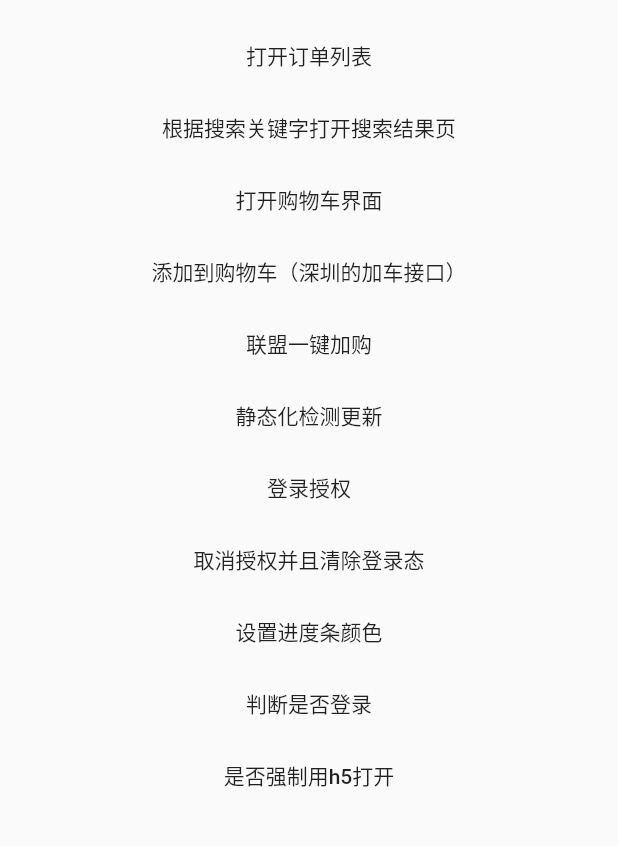
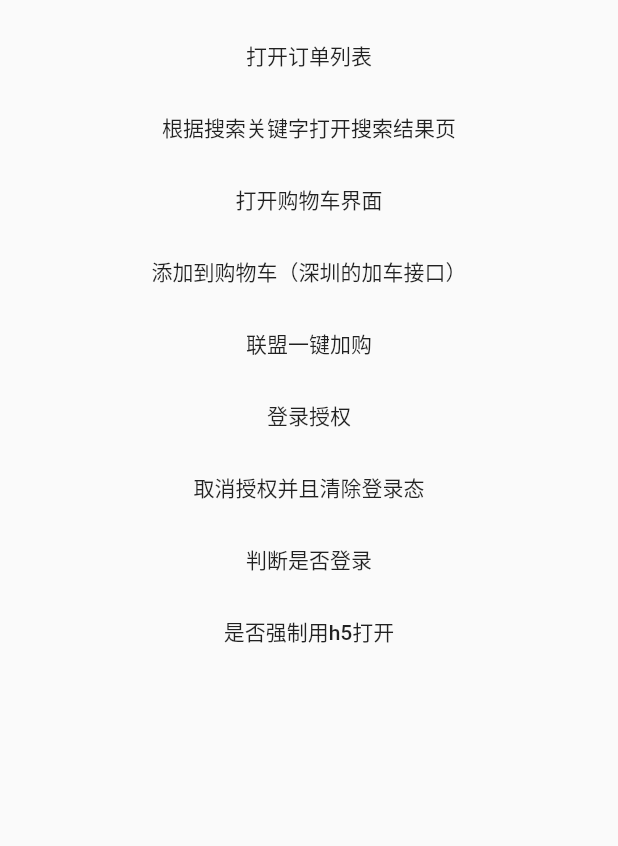
Before and after one commit to FlutterTaoBaoKe/flutter_kepler, a Flutter app: the screen it shows after launch, on a phone screen of 412 x 824 dp, the part 352-1198 px from its top. Run offline on Flutter 3.47's test engine with Material 2 defaults, Android fonts, the phone set to English and light mode, and no system bars.

Commit message:
修改example

```diff
--- a/example/lib/main.dart
+++ b/example/lib/main.dart
@@ -137,12 +137,12 @@ class _MyAppState extends State<MyApp> {
             print(result.errorCode);
           },
         ),
-        FlatButton(
-          child: Text("静态化检测更新"),
-          onPressed: () {
-            FlutterKepler.keplerCheckUpdate();
-          },
-        ),
+        // FlatButton(
+        //   child: Text("静态化检测更新"),
+        //   onPressed: () {
+        //     FlutterKepler.keplerCheckUpdate();
+        //   },
+        // ),
         FlatButton(
           child: Text("登录授权"),
           onPressed: () async {
@@ -156,12 +156,12 @@ class _MyAppState extends State<MyApp> {
             FlutterKepler.keplerCancelAuth();
           },
         ),
-        FlatButton(
-          child: Text("设置进度条颜色"),
-          onPressed: () {
-            FlutterKepler.setKeplerProgressBarColor(color: "##e23b41");
-          },
-        ),
+        // FlatButton(
+        //   child: Text("设置进度条颜色"),
+        //   onPressed: () {
+        //     FlutterKepler.setKeplerProgressBarColor(color: "##e23b41");
+        //   },
+        // ),
         FlatButton(
           child: Text("判断是否登录"),
           onPressed: () async {
--- a/lib/flutter_kepler.dart
+++ b/lib/flutter_kepler.dart
@@ -128,10 +128,10 @@ class FlutterKepler {
     );
   }
 
-  /// 静态化检测更新
-  static keplerCheckUpdate() {
-    _channel.invokeMethod("keplerCheckUpdate");
-  }
+  // /// 静态化检测更新，Android无此接口
+  // static keplerCheckUpdate() {
+  //   _channel.invokeMethod("keplerCheckUpdate");
+  // }
 
   /// 登录授权
   static Future<ResultModel> keplerLogin() async {
@@ -149,12 +149,12 @@ class FlutterKepler {
     );
   }
 
-// 设置进度条颜色,16进制
-  static setKeplerProgressBarColor({
-    @required String color,
-  }) {
-    _channel.invokeMethod("setKeplerProgressBarColor", {"color": color});
-  }
+// // 设置进度条颜色,16进制
+//   static setKeplerProgressBarColor({
+//     @required String color,
+//   }) {
+//     _channel.invokeMethod("setKeplerProgressBarColor", {"color": color});
+//   }
 
 // 判断当前是否已经登录授权
   static Future<ResultModel> keplerIsLogin() async {
```
Also changed, not shown: 1 other file.
